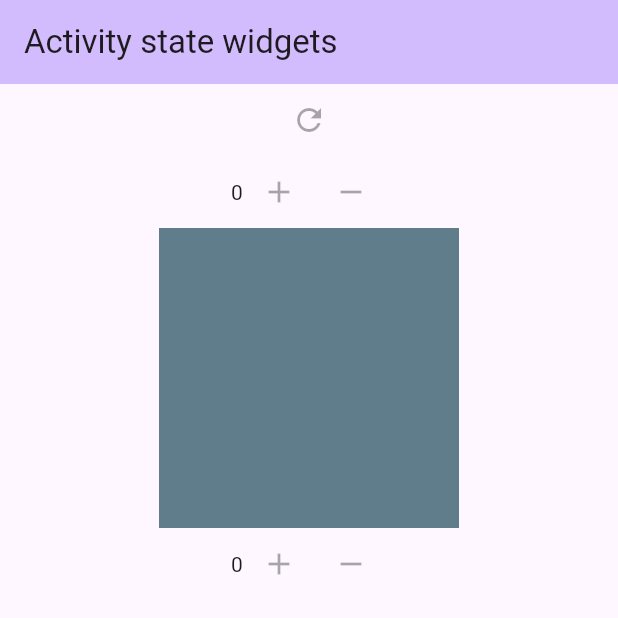
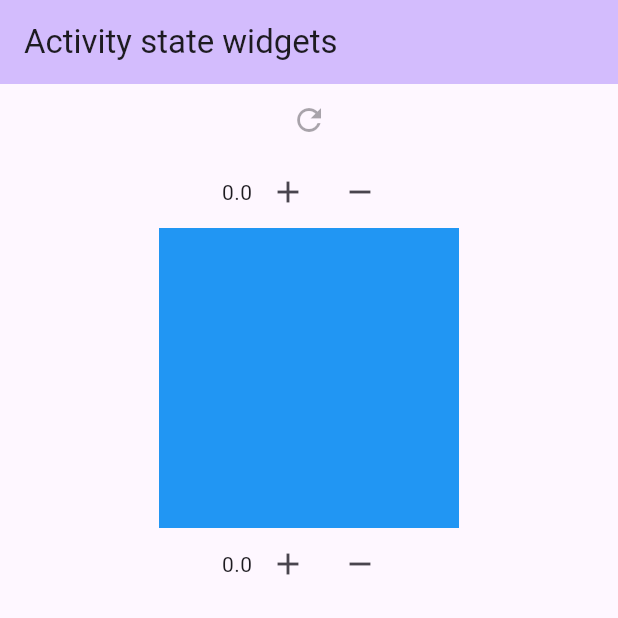
Before and after one commit to SJanna/f_state_widget_activity, a Flutter app: the screen it shows after launch, on a phone screen of 412 x 824 dp, the top half of it. Run offline on Flutter 3.47's test engine with Material 2 defaults, Android fonts, the phone set to English and light mode, and no system bars.

```diff
--- a/lib/ui/page/home_page.dart
+++ b/lib/ui/page/home_page.dart
@@ -14,6 +14,32 @@ class MyHomePage extends StatefulWidget {
 }
 
 class _MyHomePageState extends State<MyHomePage> {
+  double counter = 0.0;
+
+  void _incrementCounter1() {
+    setState(() {
+      counter++;
+    });
+  }
+
+  void _decrementCounter1() {
+    setState(() {
+      counter--;
+    });
+  }
+
+  void _incrementCounter_01() {
+    setState(() {
+      counter = counter + 0.1;
+    });
+  }
+
+  void _decrementCounter_01() {
+    setState(() {
+      counter = counter - 0.1;
+    });
+  }
+
   @override
   Widget build(BuildContext context) {
     return Scaffold(
@@ -21,14 +47,26 @@ class _MyHomePageState extends State<MyHomePage> {
         backgroundColor: Theme.of(context).colorScheme.inversePrimary,
         title: Text(widget.title),
       ),
-      body: const Center(
+      body: Center(
           child: Column(
         children: [
-          IconButton(
+          const IconButton(
               onPressed: null, icon: Icon(Icons.refresh), key: Key('Refresh')),
           Column(
             mainAxisAlignment: MainAxisAlignment.center,
-            children: <Widget>[W1(), W2(), W3()],
+            children: <Widget>[
+              W1(
+                  value: counter,
+                  callbackadd: _incrementCounter_01,
+                  callbackless: _decrementCounter_01),
+              W2(
+                value: counter,
+              ),
+              W3(
+                  value: counter,
+                  callbackadd: _incrementCounter1,
+                  callbackless: _decrementCounter1),
+            ],
           ),
         ],
       )),
--- a/lib/ui/widget/w1.dart
+++ b/lib/ui/widget/w1.dart
@@ -1,22 +1,31 @@
 import 'package:flutter/material.dart';
 
 class W1 extends StatelessWidget {
-  const W1({super.key});
-  //color: Theme.of(context).primaryColor,
-  // color: Theme.of(context).colorScheme.inversePrimary,
-  // container margin: const EdgeInsets.all(10),
-  // container padding: const EdgeInsets.all(10),
+  const W1(
+      {super.key,
+      required this.value,
+      required this.callbackadd,
+      required this.callbackless});
+  // Enviar un callback al home_page.dart para que se encargue de actualizar el valor de counter
+
+  final double value;
+  final Function() callbackadd;
+  final Function() callbackless;
   @override
   Widget build(BuildContext context) {
-    return const Row(
+    return Row(
       mainAxisAlignment: MainAxisAlignment.center,
       children: [
         Text(
-          '0',
-          key: Key('W1Value'),
+          '$value',
+          key: const Key('W1Value'),
         ),
-        IconButton(onPressed: null, icon: Icon(Icons.add), key: Key('W1Add')),
-        IconButton(onPressed: null, icon: Icon(Icons.remove), key: Key('W1Sub'))
+        IconButton(
+            onPressed: callbackadd, icon: Icon(Icons.add), key: Key('W1Add')),
+        IconButton(
+            onPressed: callbackless,
+            icon: Icon(Icons.remove),
+            key: Key('W1Sub'))
       ],
     );
   }
--- a/lib/ui/widget/w2.dart
+++ b/lib/ui/widget/w2.dart
@@ -1,15 +1,17 @@
 import 'package:flutter/material.dart';
 
 class W2 extends StatelessWidget {
-  const W2({super.key});
-  final double value = 0;
+  const W2({super.key, required this.value});
+  final double value;
   @override
   Widget build(BuildContext context) {
     return Container(
-      key: const Key('W2'),
-      width: 200,
-      height: 200,
-      color: Colors.blueGrey, // should be grey when the decimal is bellow 0.4
-    );
+        key: const Key('W2'),
+        width: 200,
+        height: 200,
+        color: value > 0.4
+            ? Colors.amber
+            : Colors.blue // should be grey when the decimal is bellow 0.4
+        );
   }
 }
--- a/lib/ui/widget/w3.dart
+++ b/lib/ui/widget/w3.dart
@@ -1,25 +1,32 @@
 import 'package:flutter/material.dart';
 
 class W3 extends StatelessWidget {
-  const W3({super.key});
-  //color: Theme.of(context).primaryColor,
-  // color: Theme.of(context).colorScheme.inversePrimary,
-  // container margin: const EdgeInsets.all(10),
-  // container padding: const EdgeInsets.all(10),
+  const W3(
+      {super.key,
+      required this.value,
+      required this.callbackadd,
+      required this.callbackless});
+
+  final double value;
+  final Function() callbackadd;
+  final Function() callbackless;
+
   @override
   Widget build(BuildContext context) {
-    return const Row(
+    return Row(
       mainAxisAlignment: MainAxisAlignment.center,
       children: [
-        Text('0', key: Key('W3Value')),
+        Text('$value', key: Key('W3Value')),
         IconButton(
-          onPressed: null,
+          onPressed: callbackadd,
           icon: Icon(Icons.add),
           key: Key('W3Add'),
         ),
-        IconButton(onPressed: null, icon: Icon(Icons.remove), key: Key('W3Sub'))
+        IconButton(
+            onPressed: callbackless,
+            icon: Icon(Icons.remove),
+            key: Key('W3Sub'))
       ],
     );
-    ;
   }
 }
```
